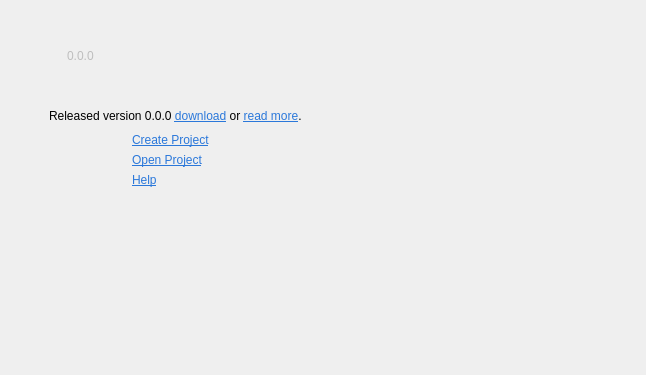
dimkanovikov/KITScenarist, file src/bin/Scenarist/UserInterfaceLayer/StartUp/StartUpView.ui: the form before one commit.
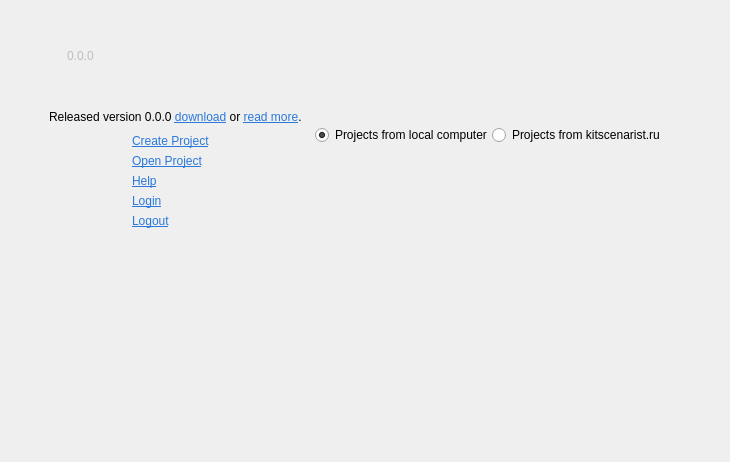
The form after the commit. Icons and pictures are not drawn.

Commit message: Implement authorization on kitscenarist.ru

What changed in the file:
```diff
--- a/src/bin/Scenarist/UserInterfaceLayer/StartUp/StartUpView.ui
+++ b/src/bin/Scenarist/UserInterfaceLayer/StartUp/StartUpView.ui
@@ -6,8 +6,8 @@
    <rect>
     <x>0</x>
     <y>0</y>
-    <width>646</width>
-    <height>375</height>
+    <width>730</width>
+    <height>462</height>
    </rect>
   </property>
   <property name="windowTitle">
@@ -105,6 +105,9 @@
         <property name="verticalSpacing">
          <number>1</number>
         </property>
+        <item row="1" column="1">
+         <widget class="QWidget" name="widget_3" native="true"/>
+        </item>
         <item row="0" column="0" colspan="2">
          <layout class="QHBoxLayout" name="horizontalLayout">
           <item>
@@ -181,62 +184,47 @@
           </property>
          </spacer>
         </item>
-        <item row="3" column="2">
-         <widget class="QToolButton" name="refreshRecentFiles">
-          <property name="toolTip">
-           <string>Update recent projects list</string>
+        <item row="3" column="1">
+         <layout class="QHBoxLayout" name="horizontalLayout_2">
+          <property name="spacing">
+           <number>0</number>
           </property>
-          <property name="text">
-           <string/>
+          <property name="bottomMargin">
+           <number>8</number>
           </property>
-          <property name="icon">
-           <iconset resource="../../Resources/Resources.qrc">
-            <normaloff>:/Graphics/Icons/Editing/refresh_green.png</normaloff>:/Graphics/Icons/Editing/refresh_green.png</iconset>
-          </property>
-          <property name="autoRaise">
-           <bool>true</bool>
-          </property>
-         </widget>
+          <item>
+           <widget class="QRadioButton" name="localProjects">
+            <property name="text">
+             <string>Projects from local computer</string>
+            </property>
+            <property name="checked">
+             <bool>true</bool>
+            </property>
+           </widget>
+          </item>
+          <item>
+           <widget class="QRadioButton" name="remoteProjects">
+            <property name="text">
+             <string>Projects from kitscenarist.ru</string>
+            </property>
+           </widget>
+          </item>
+          <item>
+           <spacer name="horizontalSpacer_4">
+            <property name="orientation">
+             <enum>Qt::Horizontal</enum>
+            </property>
+            <property name="sizeHint" stdset="0">
+             <size>
+              <width>40</width>
+              <height>20</height>
+             </size>
+            </property>
+           </spacer>
+          </item>
+         </layout>
         </item>
-        <item row="4" column="2">
-         <spacer name="verticalSpacer_3">
-          <property name="orientation">
-           <enum>Qt::Vertical</enum>
-          </property>
-          <property name="sizeHint" stdset="0">
-           <size>
-            <width>20</width>
-            <height>40</height>
-           </size>
-          </property>
-         </spacer>
-        </item>
-        <item row="3" column="1" rowspan="2">
-         <widget class="QListView" name="recentFiles">
-          <property name="cursor" stdset="0">
-           <cursorShape>PointingHandCursor</cursorShape>
-          </property>
-          <property name="styleSheet">
-           <string notr="true">background-color: palette(window)</string>
-          </property>
-          <property name="frameShape">
-           <enum>QFrame::NoFrame</enum>
-          </property>
-          <property name="verticalScrollBarPolicy">
-           <enum>Qt::ScrollBarAsNeeded</enum>
-          </property>
-          <property name="editTriggers">
-           <set>QAbstractItemView::NoEditTriggers</set>
-          </property>
-          <property name="verticalScrollMode">
-           <enum>QAbstractItemView::ScrollPerPixel</enum>
-          </property>
-          <property name="horizontalScrollMode">
-           <enum>QAbstractItemView::ScrollPerPixel</enum>
-          </property>
-         </widget>
-        </item>
-        <item row="3" column="0" rowspan="2">
+        <item row="3" column="0" rowspan="3">
          <widget class="QWidget" name="widget" native="true">
           <property name="sizePolicy">
            <sizepolicy hsizetype="Preferred" vsizetype="Expanding">
@@ -272,8 +260,8 @@
               </sizepolicy>
              </property>
              <layout class="QGridLayout" name="gridLayout_2">
-              <item row="1" column="0">
-               <widget class="QLabel" name="openProjectIcon">
+              <item row="5" column="0">
+               <widget class="QLabel" name="loginIcon">
                 <property name="text">
                  <string/>
                 </property>
@@ -285,36 +273,7 @@
                 </property>
                </widget>
               </item>
-              <item row="0" column="1">
-               <widget class="QLabel" name="createProject">
-                <property name="text">
-                 <string>&lt;a href=&quot;#&quot; style=&quot;color:#2b78da;&quot;&gt;Create Project&lt;/a&gt;</string>
-                </property>
-                <property name="alignment">
-                 <set>Qt::AlignLeading|Qt::AlignLeft|Qt::AlignVCenter</set>
-                </property>
-                <property name="margin">
-                 <number>0</number>
-                </property>
-                <property name="indent">
-                 <number>-1</number>
-                </property>
-               </widget>
-              </item>
-              <item row="0" column="0">
-               <widget class="QLabel" name="createProjectIcon">
-                <property name="text">
-                 <string/>
-                </property>
-                <property name="pixmap">
-                 <pixmap resource="../../Resources/Resources.qrc">:/Graphics/Icons/project_new.png</pixmap>
-                </property>
-                <property name="alignment">
-                 <set>Qt::AlignCenter</set>
-                </property>
-               </widget>
-              </item>
-              <item row="1" column="1">
+              <item row="3" column="1">
                <widget class="QLabel" name="openProject">
                 <property name="text">
                  <string>&lt;a href=&quot;#&quot; style=&quot;color:#2b78da;&quot;&gt;Open Project&lt;/a&gt;</string>
@@ -330,7 +289,33 @@
                 </property>
                </widget>
               </item>
-              <item row="2" column="1">
+              <item row="4" column="0">
+               <widget class="QLabel" name="helpIcon">
+                <property name="text">
+                 <string/>
+                </property>
+                <property name="pixmap">
+                 <pixmap resource="../../Resources/Resources.qrc">:/Graphics/Icons/help.png</pixmap>
+                </property>
+                <property name="alignment">
+                 <set>Qt::AlignCenter</set>
+                </property>
+               </widget>
+              </item>
+              <item row="3" column="0">
+               <widget class="QLabel" name="openProjectIcon">
+                <property name="text">
+                 <string/>
+                </property>
+                <property name="pixmap">
+                 <pixmap resource="../../Resources/Resources.qrc">:/Graphics/Icons/project_open.png</pixmap>
+                </property>
+                <property name="alignment">
+                 <set>Qt::AlignCenter</set>
+                </property>
+               </widget>
+              </item>
+              <item row="4" column="1">
                <widget class="QLabel" name="help">
                 <property name="text">
                  <string>&lt;a href=&quot;http://kitscenarist.ru/help.html&quot; style=&quot;color:#2b78da;&quot;&gt;Help&lt;/a&gt;</string>
@@ -349,13 +334,74 @@
                 </property>
                </widget>
               </item>
-              <item row="2" column="0">
-               <widget class="QLabel" name="helpIcon">
+              <item row="5" column="1">
+               <widget class="QLabel" name="login">
                 <property name="text">
+                 <string>&lt;a href=&quot;#&quot; style=&quot;color:#2b78da;&quot;&gt;Login&lt;/a&gt;</string>
+                </property>
+                <property name="alignment">
+                 <set>Qt::AlignLeading|Qt::AlignLeft|Qt::AlignVCenter</set>
+                </property>
+                <property name="margin">
+                 <number>0</number>
+                </property>
+                <property name="indent">
+                 <number>-1</number>
+                </property>
+               </widget>
+              </item>
+              <item row="6" column="1">
+               <widget class="QLabel" name="logout">
+                <property name="text">
+                 <string>&lt;a href=&quot;#&quot; style=&quot;color:#2b78da;&quot;&gt;Logout&lt;/a&gt;</string>
+                </property>
+                <property name="alignment">
+                 <set>Qt::AlignLeading|Qt::AlignLeft|Qt::AlignVCenter</set>
+                </property>
+                <property name="margin">
+                 <number>0</number>
+                </property>
+                <property name="indent">
+                 <number>-1</number>
+                </property>
+               </widget>
+              </item>
+              <item row="6" column="0">
+               <widget class="QLabel" name="logoutIcon">
+                <property name="text">
                  <string/>
                 </property>
                 <property name="pixmap">
-                 <pixmap resource="../../Resources/Resources.qrc">:/Graphics/Icons/help.png</pixmap>
+                 <pixmap resource="../../Resources/Resources.qrc">:/Graphics/Icons/logout.png</pixmap>
+                </property>
+                <property name="alignment">
+                 <set>Qt::AlignCenter</set>
+                </property>
+               </widget>
+              </item>
+              <item row="0" column="1" rowspan="3">
+               <widget class="QLabel" name="createProject">
+                <property name="text">
+                 <string>&lt;a href=&quot;#&quot; style=&quot;color:#2b78da;&quot;&gt;Create Project&lt;/a&gt;</string>
+                </property>
+                <property name="alignment">
+                 <set>Qt::AlignLeading|Qt::AlignLeft|Qt::AlignVCenter</set>
+                </property>
+                <property name="margin">
+                 <number>0</number>
+                </property>
+                <property name="indent">
+                 <number>-1</number>
+                </property>
+               </widget>
+              </item>
+              <item row="0" column="0" rowspan="3">
+               <widget class="QLabel" name="createProjectIcon">
+                <property name="text">
+                 <string/>
+                </property>
+                <property name="pixmap">
+                 <pixmap resource="../../Resources/Resources.qrc">:/Graphics/Icons/project_new.png</pixmap>
                 </property>
                 <property name="alignment">
                  <set>Qt::AlignCenter</set>
@@ -397,6 +443,61 @@
           </layout>
          </widget>
         </item>
+        <item row="3" column="2">
+         <widget class="QToolButton" name="refreshRecentFiles">
+          <property name="toolTip">
+           <string>Update recent projects list</string>
+          </property>
+          <property name="text">
+           <string/>
+          </property>
+          <property name="icon">
+           <iconset resource="../../Resources/Resources.qrc">
+            <normaloff>:/Graphics/Icons/Editing/refresh_green.png</normaloff>:/Graphics/Icons/Editing/refresh_green.png</iconset>
+          </property>
+          <property name="autoRaise">
+           <bool>true</bool>
+          </property>
+         </widget>
+        </item>
+        <item row="4" column="1" rowspan="2">
+         <widget class="QListView" name="recentFiles">
+          <property name="cursor" stdset="0">
+           <cursorShape>PointingHandCursor</cursorShape>
+          </property>
+          <property name="styleSheet">
+           <string notr="true">background-color: palette(window)</string>
+          </property>
+          <property name="frameShape">
+           <enum>QFrame::NoFrame</enum>
+          </property>
+          <property name="verticalScrollBarPolicy">
+           <enum>Qt::ScrollBarAsNeeded</enum>
+          </property>
+          <property name="editTriggers">
+           <set>QAbstractItemView::NoEditTriggers</set>
+          </property>
+          <property name="verticalScrollMode">
+           <enum>QAbstractItemView::ScrollPerPixel</enum>
+          </property>
+          <property name="horizontalScrollMode">
+           <enum>QAbstractItemView::ScrollPerPixel</enum>
+          </property>
+         </widget>
+        </item>
+        <item row="5" column="2">
+         <spacer name="verticalSpacer_3">
+          <property name="orientation">
+           <enum>Qt::Vertical</enum>
+          </property>
+          <property name="sizeHint" stdset="0">
+           <size>
+            <width>20</width>
+            <height>40</height>
+           </size>
+          </property>
+         </spacer>
+        </item>
        </layout>
       </widget>
      </item>
```
Left out of the diff: 2 changed lines with no effect on the pictures. The commit also changes 24 other files.
